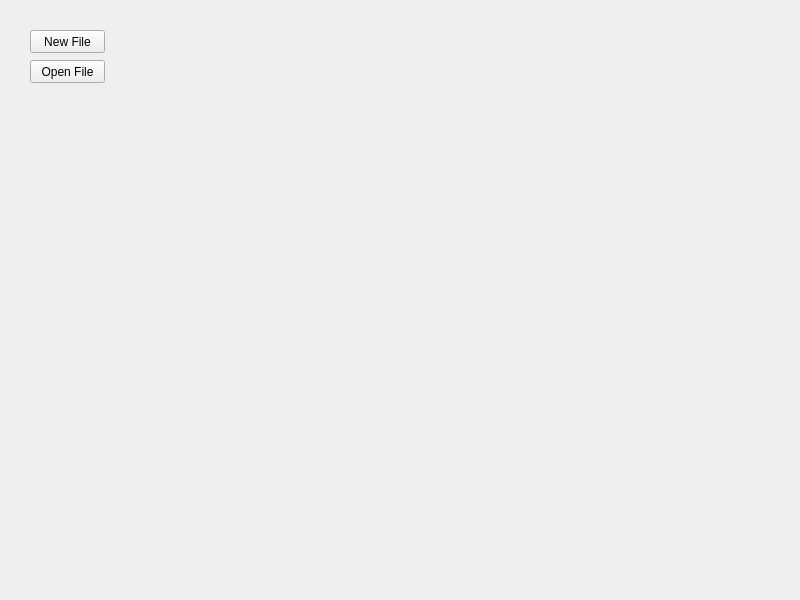
Before: the Qt Designer form temp.ui in FranceRafaelSalacut/124_IDE_and_COMPILER, drawn with Qt 5.
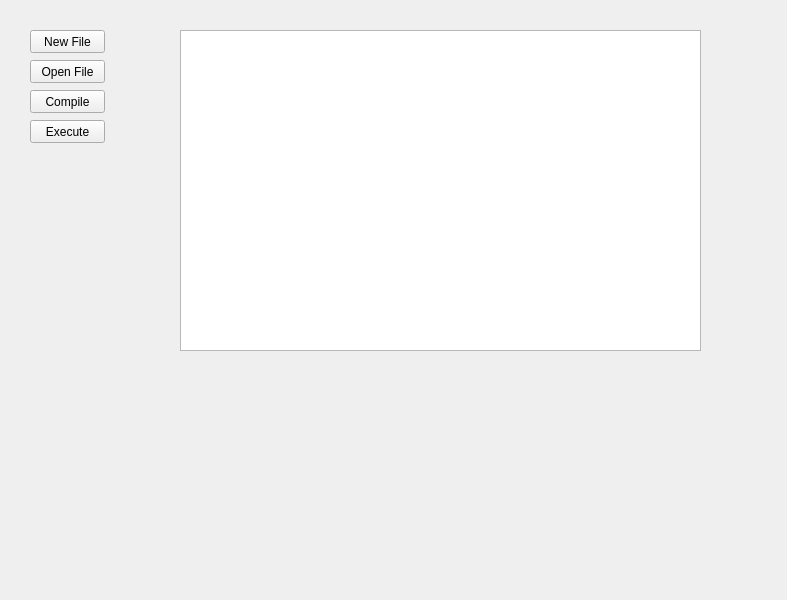
After: the same form once the commit is applied.

Commit message: Added Semi-Proper Functionality to Buttons. Added Compile and Execute buttons.

Patch:
```diff
--- a/temp.ui
+++ b/temp.ui
@@ -6,7 +6,7 @@
    <rect>
     <x>0</x>
     <y>0</y>
-    <width>800</width>
+    <width>787</width>
     <height>600</height>
    </rect>
   </property>
@@ -40,6 +40,42 @@
      <string>Open File</string>
     </property>
    </widget>
+   <widget class="QTextEdit" name="Code_Area">
+    <property name="geometry">
+     <rect>
+      <x>180</x>
+      <y>30</y>
+      <width>521</width>
+      <height>321</height>
+     </rect>
+    </property>
+   </widget>
+   <widget class="QPushButton" name="Compile_Button">
+    <property name="geometry">
+     <rect>
+      <x>30</x>
+      <y>90</y>
+      <width>75</width>
+      <height>23</height>
+     </rect>
+    </property>
+    <property name="text">
+     <string>Compile</string>
+    </property>
+   </widget>
+   <widget class="QPushButton" name="Execute_Button">
+    <property name="geometry">
+     <rect>
+      <x>30</x>
+      <y>120</y>
+      <width>75</width>
+      <height>23</height>
+     </rect>
+    </property>
+    <property name="text">
+     <string>Execute</string>
+    </property>
+   </widget>
   </widget>
  </widget>
  <resources/>
```
The commit also changes 2 other files.
